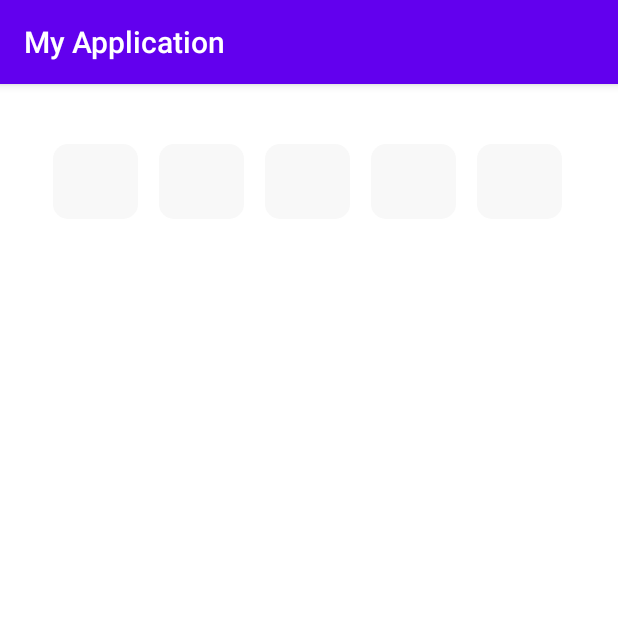
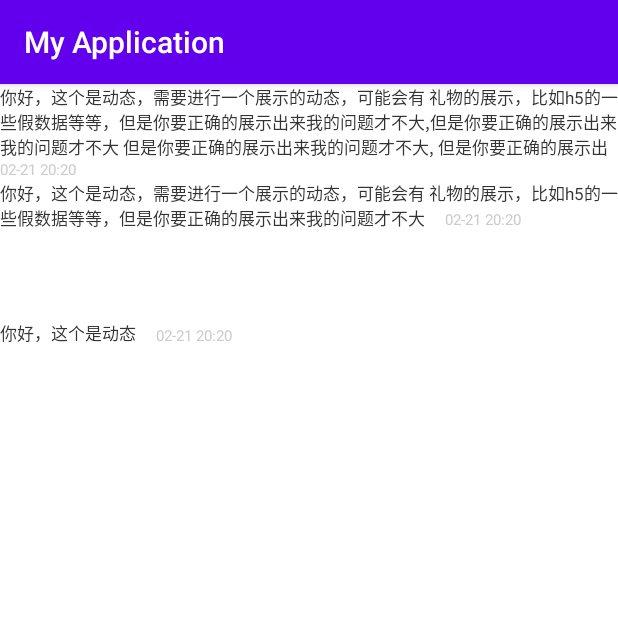
Before and after one commit to lovebluedan/TestIMDemo, an Android app: the screen it shows after launch (MainActivity), on a phone screen of 412 x 824 dp, the top half of it. Run offline under Robolectric (Android 15) with nearby library versions, the light colour scheme and no system bars; plain views replace GridPasswordView.

Commit message:
增加自定义布局，TextView跟随另一个TextView

```diff
--- /dev/null
+++ b/app/src/main/java/com/example/myapplication/weight/TwoFlowCustomView.java
@@ -0,0 +1,105 @@
+package com.example.myapplication.weight;
+
+import android.content.Context;
+import android.content.res.TypedArray;
+import android.graphics.Canvas;
+import android.graphics.Rect;
+import android.support.annotation.NonNull;
+import android.support.annotation.Nullable;
+import android.util.AttributeSet;
+import android.util.Log;
+import android.view.View;
+import android.view.ViewGroup;
+import android.widget.FrameLayout;
+import android.widget.TextView;
+
+import com.example.myapplication.R;
+
+/**
+ * create by lindanrong
+ * 实现功能 类似在聊天记录后面跟随日期 根据前面的TextView 然后测量大小将自动计算后面的控件位置进行显示。
+ *
+ * 这里需要注意的是，目前第二个控件是比第一个控件小且底部对齐。
+ * 如果后面的字体比前面的大，那么请自己修改一下逻辑。（自己求底部距离并且将）
+ *
+ */
+public class TwoFlowCustomView extends FrameLayout {
+
+    private int mInterval = 0;//两个布局中间的间隔
+    private static final String TAG = "TwoFlowCustomView";
+    public TwoFlowCustomView(@NonNull Context context) {
+        super(context);
+        initView(context, null);
+    }
+
+    public TwoFlowCustomView(@NonNull Context context, @Nullable AttributeSet attrs) {
+        super(context, attrs);
+        initView(context, attrs);
+    }
+
+    /**
+     * 初始化部分东西
+     */
+    public void initView(@NonNull Context context, @Nullable AttributeSet attrs) {
+        if (attrs != null) {
+            TypedArray typedArray = context.obtainStyledAttributes(attrs, R.styleable.TwoFlowCustomView);
+            mInterval = typedArray.getInteger(R.styleable.TwoFlowCustomView_interval, 0);
+            typedArray.recycle();
+        }
+    }
+
+    @Override
+    protected void onMeasure(int widthMeasureSpec, int heightMeasureSpec) {
+        super.onMeasure(widthMeasureSpec, heightMeasureSpec);
+        TextView textView = (TextView) getChildAt(0);
+        int countSize = textView.getLineCount();
+        if (countSize > 0) {
+            //获取最后一行的宽度
+            float aLastLineWidth = textView.getLayout().getLineWidth(countSize - 1);
+            //获取第二个view的宽度
+            View twoView = getChildAt(1);
+            int twoViewWith = twoView.getMeasuredWidth();
+            int twoViewHeight = twoView.getMeasuredHeight();
+            //获取本TwoFlowCustomView的宽高
+            int height = getMeasuredHeight();
+            int width = getMeasuredWidth();
+
+            //计算一下这个本布局的大小 然后再计算一下如果布局超过
+            // 第一个控件最后一行的宽度，第二个控件的宽度 大布局中的左右padding 两个控件的间隔
+            if (aLastLineWidth + twoViewWith + getPaddingLeft() + getPaddingRight() + mInterval > this.getMeasuredWidth()) {
+                //这种情况要增加本ViewGroup的高度 宽度的不用了 xml中指定为match_parent
+                int newHeight = height + twoViewHeight;
+                setMeasuredDimension(width, newHeight);
+            } else {
+                //跟在最后一行后面展示控件 这种情况不需要再增加布局的高度了
+            }
+        }
+
+    }
+
+    @Override
+    protected void onLayout(boolean changed, int l, int t, int r, int b) {
+        super.onLayout(changed, l, t, r, b);
+        TextView textView = (TextView) getChildAt(0);
+        int countSize = textView.getLineCount();
+        if (countSize > 0) {
+            //获取最后一行的宽度
+            float aLastLineWidth = textView.getLayout().getLineWidth(countSize - 1);
+//            //textView的高度
+            int textViewHeight =  textView.getLayout().getHeight();
+            //获取第二个view的宽高
+            View twoView = getChildAt(1);
+            int twoViewWith = twoView.getWidth();
+            int twoViewHeight = twoView.getHeight();
+            //计算一下这个本布局的大小 然后再计算一下如果布局超过
+            // 第一个控件最后一行的宽度，第二个控件的宽度 大布局中的左右padding 两个控件的间隔
+            if (aLastLineWidth + twoViewWith + getPaddingLeft() + getPaddingRight() + mInterval > this.getWidth()) {
+                //另起一行来写后面的展示控件
+                twoView.setLeftTopRightBottom(0, textViewHeight,twoViewWith, textViewHeight+twoViewHeight);
+            } else {
+                //跟在最后一行后面展示控件
+                twoView.setLeftTopRightBottom((int) aLastLineWidth + mInterval, textViewHeight-twoViewHeight,(int) aLastLineWidth + mInterval+twoViewWith, textViewHeight);
+            }
+        }
+    }
+}
--- a/app/src/main/res/layout/activity_main.xml
+++ b/app/src/main/res/layout/activity_main.xml
@@ -8,42 +8,88 @@
     android:background="#FFFFFF"
     tools:context=".MainActivity"
     >
-<!--
-    pinBackgroundDrawable 背景的drawable 可以使用selector xml 如果有设置了这个属性则pinLineColors失效
-    pinBackgroundIsSquare 是否使用正方形
-    pinTextBottomPadding 字体的间隔 我现在已经取消了 这个属性已经无效。
-    pinLineColors 画线条的颜色 如果有设置了 pinBackgroundDrawable
+    <com.example.myapplication.weight.TwoFlowCustomView
+        android:layout_width="match_parent"
+        android:layout_height="wrap_content"
+        app:interval="20"
+        >
 
--->
-    <com.example.myapplication.edit.PinEntryEditText
-        android:id="@+id/et_pwd"
+        <TextView
+            android:id="@+id/textView2"
+            android:layout_width="wrap_content"
+            android:layout_height="wrap_content"
+            app:layout_constraintStart_toStartOf="parent"
+            app:layout_constraintTop_toTopOf="parent"
+            android:text="@string/circle_comment_long"
+            android:textColor="#333333"
+            android:textSize="11sp"
+            />
+
+        <TextView
+            android:id="@+id/textView"
+            android:layout_width="wrap_content"
+            android:layout_height="wrap_content"
+            android:layout_marginStart="32dp"
+            android:layout_marginLeft="32dp"
+            android:text="@string/data_comment"
+            android:textColor="#CCCCCC"
+            android:textSize="10sp"
+            />
+
+    </com.example.myapplication.weight.TwoFlowCustomView>
+
+    <com.example.myapplication.weight.TwoFlowCustomView
         android:layout_width="match_parent"
-        android:layout_height="50dp"
-        android:layout_marginTop="40dp"
-        android:layout_marginLeft="35dp"
-        android:layout_marginRight="35dp"
-        android:background="@color/white"
-        android:digits="0123456789"
-        app:pinBackgroundDrawable="@drawable/shape_white"
-        android:inputType="number"
-        android:maxLength="5"
-        android:textColor="@color/color_131010"
-        android:textSize="20sp"
-        android:visibility="visible"
-        app:pinBackgroundIsSquare="true"
-        app:pinTextBottomPadding="17.5dp"
-        app:pinCharacterSpacing="14dp"
-        app:pinLineColors="@color/select_colors_list" />
-<!--    <com.jungly.gridpasswordview.GridPasswordView-->
-<!--        android:id="@+id/gpv_code"-->
-<!--        android:layout_width="match_parent"-->
-<!--        android:layout_height="72dp"-->
-<!--        app:gpvPasswordLength="5"-->
-<!--        app:gpvTextColor="#1E2126"-->
-<!--        app:gpvTextSize="24sp"-->
-<!--        app:gpvGridColor="@color/color_262626"-->
-<!--        app:layout_constraintLeft_toLeftOf="parent"-->
-<!--        app:layout_constraintRight_toRightOf="parent"-->
-<!--        app:layout_constraintTop_toBottomOf="@+id/tv_phone_hint" />-->
+        android:layout_height="wrap_content"
+        app:interval="20"
+        >
 
+        <TextView
+            android:layout_width="wrap_content"
+            android:layout_height="wrap_content"
+            app:layout_constraintStart_toStartOf="parent"
+            app:layout_constraintTop_toTopOf="parent"
+            android:text="@string/circle_comment"
+            android:textColor="#333333"
+            android:textSize="11sp"
+            />
+
+        <TextView
+            android:layout_width="wrap_content"
+            android:layout_height="wrap_content"
+            android:layout_marginStart="32dp"
+            android:layout_marginLeft="32dp"
+            android:text="@string/data_comment"
+            android:textColor="#CCCCCC"
+            android:textSize="10sp"
+            />
+    </com.example.myapplication.weight.TwoFlowCustomView>
+
+    <com.example.myapplication.weight.TwoFlowCustomView
+        android:layout_width="match_parent"
+        android:layout_marginTop="60dp"
+        android:layout_height="wrap_content"
+        app:interval="20"
+        >
+
+        <TextView
+            android:layout_width="wrap_content"
+            android:layout_height="wrap_content"
+            app:layout_constraintStart_toStartOf="parent"
+            app:layout_constraintTop_toTopOf="parent"
+            android:text="@string/circle_comment_short"
+            android:textColor="#333333"
+            android:textSize="11sp"
+            />
+
+        <TextView
+            android:layout_width="wrap_content"
+            android:layout_height="wrap_content"
+            android:layout_marginStart="32dp"
+            android:layout_marginLeft="32dp"
+            android:text="@string/data_comment"
+            android:textColor="#CCCCCC"
+            android:textSize="10sp"
+            />
+    </com.example.myapplication.weight.TwoFlowCustomView>
 </LinearLayout>
--- a/app/src/main/res/values/attrs.xml
+++ b/app/src/main/res/values/attrs.xml
@@ -17,4 +17,8 @@
         <attr name="pinBackgroundDrawable" format="reference" />
         <attr name="pinBackgroundIsSquare" format="boolean" />
     </declare-styleable>
+
+    <declare-styleable name="TwoFlowCustomView">
+        <attr name="interval" format="integer"/>
+    </declare-styleable>
 </resources>
--- a/app/src/main/res/values/strings.xml
+++ b/app/src/main/res/values/strings.xml
@@ -1,3 +1,11 @@
 <resources>
     <string name="app_name">My Application</string>
+    <string name="circle_comment">你好，这个是动态，需要进行一个展示的动态，可能会有
+    礼物的展示，比如h5的一些假数据等等，但是你要正确的展示出来我的问题才不大</string>
+    <string name="circle_comment_long">你好，这个是动态，需要进行一个展示的动态，可能会有
+    礼物的展示，比如h5的一些假数据等等，但是你要正确的展示出来我的问题才不大,但是你要正确的展示出来我的问题才不大
+    但是你要正确的展示出来我的问题才不大,
+    但是你要正确的展示出</string>
+    <string name="circle_comment_short">你好，这个是动态</string>
+    <string name="data_comment">02-21 20:20</string>
 </resources>
```
